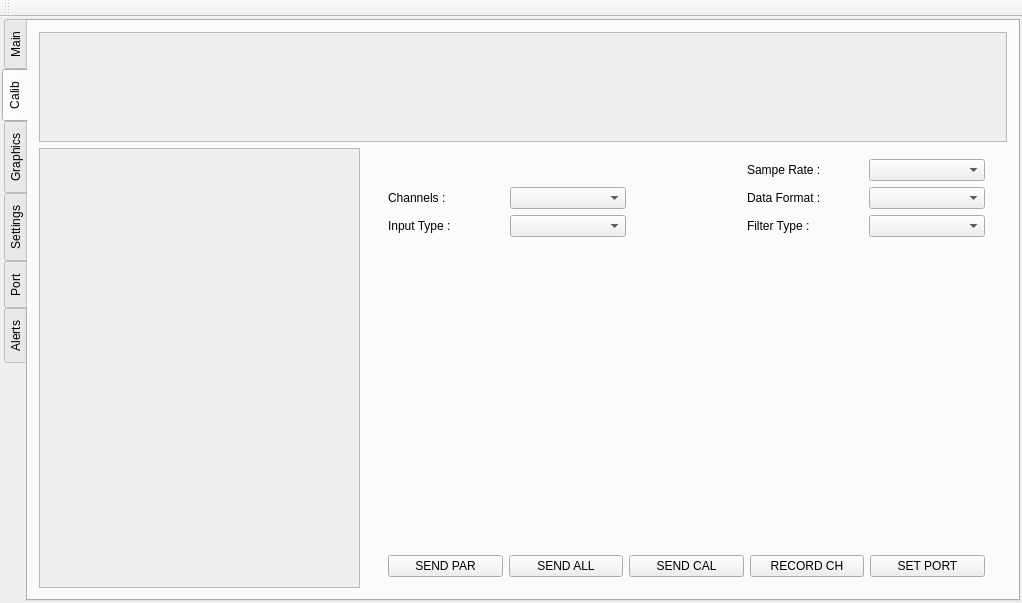
This is dlcalmenu.ui in silozd/Data_Logger as Qt 5 draws it before an edit. The edited form follows.
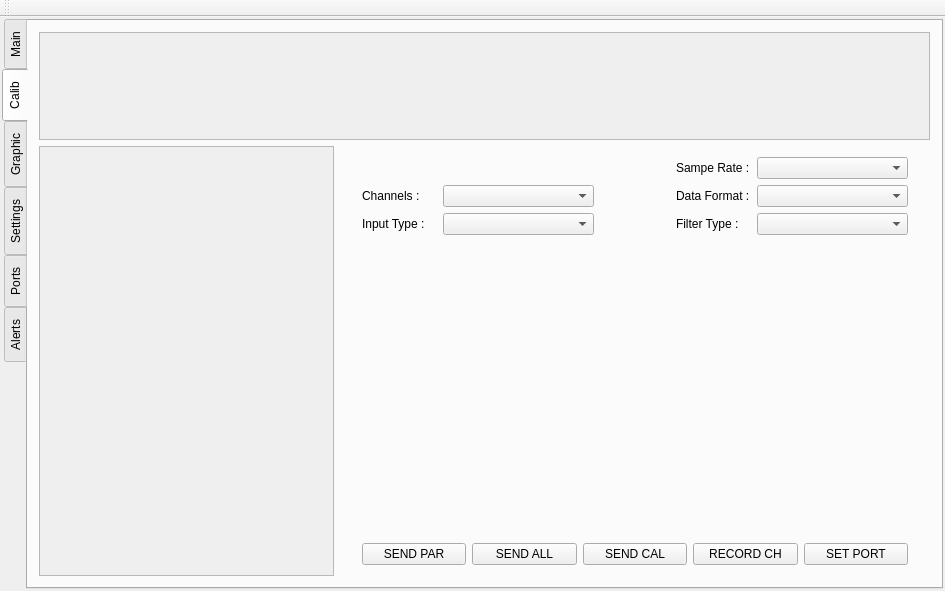
This is the edited form. The open tabs and pages were chosen to show the change.

Commit message: font declared

```diff
--- a/dlcalmenu.ui
+++ b/dlcalmenu.ui
@@ -6,8 +6,8 @@
    <rect>
     <x>0</x>
     <y>0</y>
-    <width>1022</width>
-    <height>603</height>
+    <width>945</width>
+    <height>591</height>
    </rect>
   </property>
   <property name="windowTitle">
@@ -222,8 +222,8 @@
             <rect>
              <x>0</x>
              <y>0</y>
-             <width>318</width>
-             <height>441</height>
+             <width>292</width>
+             <height>432</height>
             </rect>
            </property>
           </widget>
@@ -231,7 +231,7 @@
         </item>
         <item row="1" column="1">
          <widget class="QWidget" name="wdgCalib" native="true">
-          <layout class="QGridLayout" name="gridLayout_6" rowstretch="2,9,1">
+          <layout class="QGridLayout" name="gridLayout_6" rowstretch="2,10,0">
            <property name="topMargin">
             <number>0</number>
            </property>
@@ -243,7 +243,7 @@
            </item>
            <item row="0" column="0">
             <widget class="QFrame" name="frameCalibSet">
-             <layout class="QGridLayout" name="gridLayout_7" columnstretch="1,1,1,1,1">
+             <layout class="QGridLayout" name="gridLayout_7" columnstretch="1,2,1,1,2">
               <item row="2" column="4">
                <widget class="QComboBox" name="CoBoxFilterType"/>
               </item>
@@ -364,8 +364,8 @@
             <rect>
              <x>0</x>
              <y>0</y>
-             <width>964</width>
-             <height>109</height>
+             <width>887</width>
+             <height>106</height>
             </rect>
            </property>
           </widget>
@@ -375,7 +375,7 @@
       </widget>
       <widget class="QWidget" name="GraphPage">
        <attribute name="title">
-        <string>Graphics</string>
+        <string>Graphic</string>
        </attribute>
        <layout class="QGridLayout" name="gridLayout_9" rowstretch="1,6">
         <item row="1" column="0">
@@ -679,7 +679,7 @@
       </widget>
       <widget class="QWidget" name="PortSetPage">
        <attribute name="title">
-        <string>Port</string>
+        <string>Ports</string>
        </attribute>
        <layout class="QGridLayout" name="gridLayout_11" rowstretch="1,1,1" columnstretch="1,1,1,3">
         <item row="0" column="3" rowspan="2">
```
Left out of the diff: 24 changed lines with no effect on the pictures. The commit also changes 1 other file.
